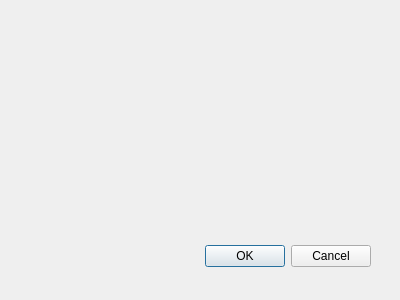
ChSt15/KraftKonnect, file res/layout/source_selection_dialog.ui: the form before one commit.
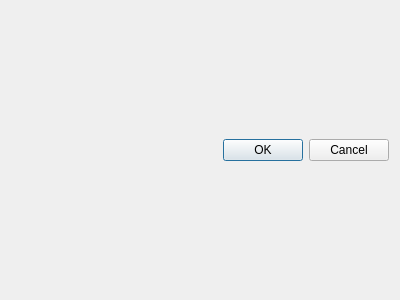
The form after the commit.

Commit message: Dynamically add widgets to menu

The edit to the form file:
```diff
--- a/res/layout/source_selection_dialog.ui
+++ b/res/layout/source_selection_dialog.ui
@@ -10,18 +10,21 @@
     <height>300</height>
    </rect>
   </property>
+  <property name="sizePolicy">
+   <sizepolicy hsizetype="Minimum" vsizetype="Minimum">
+    <horstretch>0</horstretch>
+    <verstretch>0</verstretch>
+   </sizepolicy>
+  </property>
   <property name="windowTitle">
    <string>Dialog</string>
   </property>
+  <layout class="QVBoxLayout" name="verticalLayout">
+   <item>
+    <layout class="QVBoxLayout" name="selection_layout"/>
+   </item>
+   <item>
   <widget class="QDialogButtonBox" name="buttonBox">
-   <property name="geometry">
-    <rect>
-     <x>30</x>
-     <y>240</y>
-     <width>341</width>
-     <height>32</height>
-    </rect>
-   </property>
    <property name="orientation">
     <enum>Qt::Horizontal</enum>
    </property>
@@ -29,6 +32,8 @@
     <set>QDialogButtonBox::Cancel|QDialogButtonBox::Ok</set>
    </property>
   </widget>
+   </item>
+  </layout>
  </widget>
  <resources/>
  <connections>
```
Lines whose indentation alone changed are shown as unchanged. The commit also changes 4 other files.
